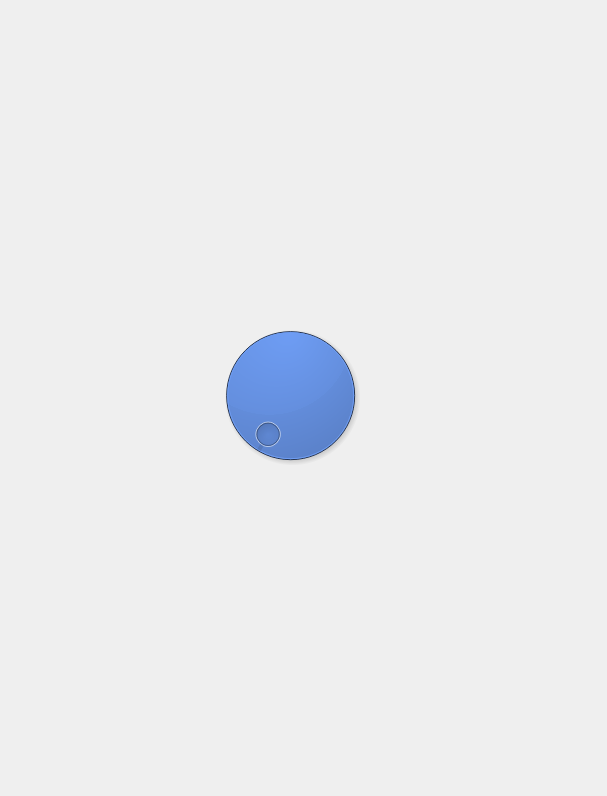
First picture: the form in ui/light.ui, repository chelovek12565/farm, before the edit.
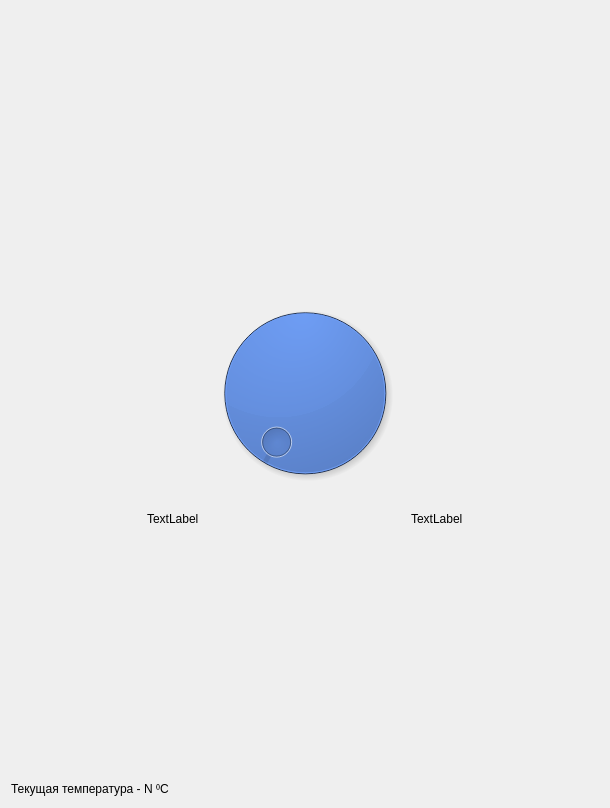
Second picture: the form after the edit.

```diff
--- a/ui/light.ui
+++ b/ui/light.ui
@@ -6,27 +6,205 @@
    <rect>
     <x>0</x>
     <y>0</y>
-    <width>607</width>
-    <height>796</height>
+    <width>610</width>
+    <height>808</height>
    </rect>
   </property>
+  <property name="sizePolicy">
+   <sizepolicy hsizetype="Minimum" vsizetype="Minimum">
+    <horstretch>0</horstretch>
+    <verstretch>0</verstretch>
+   </sizepolicy>
+  </property>
   <property name="windowTitle">
    <string>Form</string>
   </property>
-  <widget class="QDial" name="dial">
-   <property name="geometry">
-    <rect>
-     <x>210</x>
-     <y>290</y>
-     <width>161</width>
-     <height>211</height>
-    </rect>
-   </property>
-   <property name="styleSheet">
-    <string notr="true">QDial {background: 	#2666DE}
+  <layout class="QVBoxLayout" name="verticalLayout">
+   <item>
+    <layout class="QHBoxLayout" name="horizontalLayout_2">
+     <item>
+      <spacer name="horizontalSpacer">
+       <property name="orientation">
+        <enum>Qt::Horizontal</enum>
+       </property>
+       <property name="sizeHint" stdset="0">
+        <size>
+         <width>40</width>
+         <height>20</height>
+        </size>
+       </property>
+      </spacer>
+     </item>
+     <item>
+      <layout class="QVBoxLayout" name="verticalLayout_2">
+       <item>
+        <spacer name="verticalSpacer_5">
+         <property name="orientation">
+          <enum>Qt::Vertical</enum>
+         </property>
+         <property name="sizeHint" stdset="0">
+          <size>
+           <width>20</width>
+           <height>40</height>
+          </size>
+         </property>
+        </spacer>
+       </item>
+       <item>
+        <spacer name="verticalSpacer">
+         <property name="orientation">
+          <enum>Qt::Vertical</enum>
+         </property>
+         <property name="sizeType">
+          <enum>QSizePolicy::MinimumExpanding</enum>
+         </property>
+         <property name="sizeHint" stdset="0">
+          <size>
+           <width>20</width>
+           <height>40</height>
+          </size>
+         </property>
+        </spacer>
+       </item>
+       <item>
+        <widget class="QLabel" name="label_2">
+         <property name="text">
+          <string>TextLabel</string>
+         </property>
+        </widget>
+       </item>
+       <item>
+        <spacer name="verticalSpacer_2">
+         <property name="orientation">
+          <enum>Qt::Vertical</enum>
+         </property>
+         <property name="sizeType">
+          <enum>QSizePolicy::Expanding</enum>
+         </property>
+         <property name="sizeHint" stdset="0">
+          <size>
+           <width>20</width>
+           <height>0</height>
+          </size>
+         </property>
+        </spacer>
+       </item>
+      </layout>
+     </item>
+     <item>
+      <widget class="QDial" name="dial">
+       <property name="sizePolicy">
+        <sizepolicy hsizetype="Fixed" vsizetype="Fixed">
+         <horstretch>0</horstretch>
+         <verstretch>0</verstretch>
+        </sizepolicy>
+       </property>
+       <property name="minimumSize">
+        <size>
+         <width>200</width>
+         <height>0</height>
+        </size>
+       </property>
+       <property name="maximumSize">
+        <size>
+         <width>16777215</width>
+         <height>300</height>
+        </size>
+       </property>
+       <property name="styleSheet">
+        <string notr="true">QDial {background: 	#2666DE}
 </string>
-   </property>
-  </widget>
+       </property>
+      </widget>
+     </item>
+     <item>
+      <layout class="QVBoxLayout" name="verticalLayout_3">
+       <item>
+        <spacer name="verticalSpacer_6">
+         <property name="orientation">
+          <enum>Qt::Vertical</enum>
+         </property>
+         <property name="sizeHint" stdset="0">
+          <size>
+           <width>20</width>
+           <height>40</height>
+          </size>
+         </property>
+        </spacer>
+       </item>
+       <item>
+        <spacer name="verticalSpacer_3">
+         <property name="orientation">
+          <enum>Qt::Vertical</enum>
+         </property>
+         <property name="sizeType">
+          <enum>QSizePolicy::MinimumExpanding</enum>
+         </property>
+         <property name="sizeHint" stdset="0">
+          <size>
+           <width>20</width>
+           <height>40</height>
+          </size>
+         </property>
+        </spacer>
+       </item>
+       <item>
+        <widget class="QLabel" name="label_4">
+         <property name="text">
+          <string>TextLabel</string>
+         </property>
+        </widget>
+       </item>
+       <item>
+        <spacer name="verticalSpacer_4">
+         <property name="orientation">
+          <enum>Qt::Vertical</enum>
+         </property>
+         <property name="sizeType">
+          <enum>QSizePolicy::Expanding</enum>
+         </property>
+         <property name="sizeHint" stdset="0">
+          <size>
+           <width>20</width>
+           <height>0</height>
+          </size>
+         </property>
+        </spacer>
+       </item>
+      </layout>
+     </item>
+     <item>
+      <spacer name="horizontalSpacer_2">
+       <property name="orientation">
+        <enum>Qt::Horizontal</enum>
+       </property>
+       <property name="sizeHint" stdset="0">
+        <size>
+         <width>40</width>
+         <height>20</height>
+        </size>
+       </property>
+      </spacer>
+     </item>
+    </layout>
+   </item>
+   <item>
+    <widget class="QLabel" name="label">
+     <property name="sizePolicy">
+      <sizepolicy hsizetype="Preferred" vsizetype="Maximum">
+       <horstretch>0</horstretch>
+       <verstretch>0</verstretch>
+      </sizepolicy>
+     </property>
+     <property name="styleSheet">
+      <string notr="true">font: 63 14pt &quot;Segoe UI Semibold&quot;;</string>
+     </property>
+     <property name="text">
+      <string>Текущая температура - N ⁰C</string>
+     </property>
+    </widget>
+   </item>
+  </layout>
  </widget>
  <resources/>
  <connections/>
```
